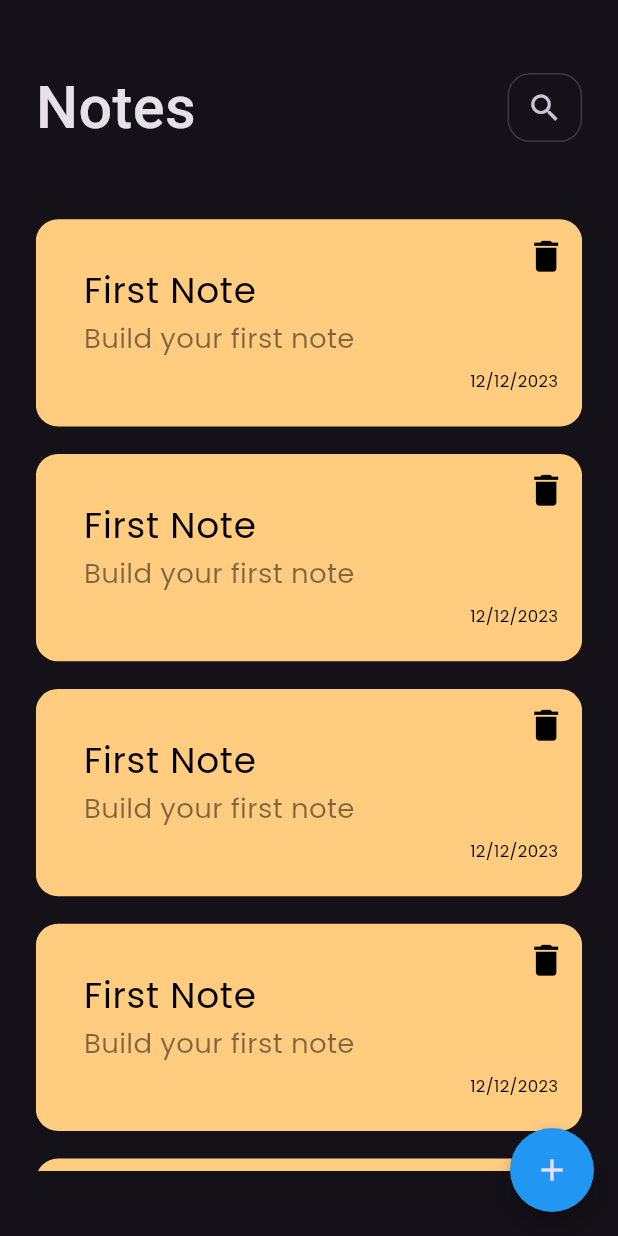
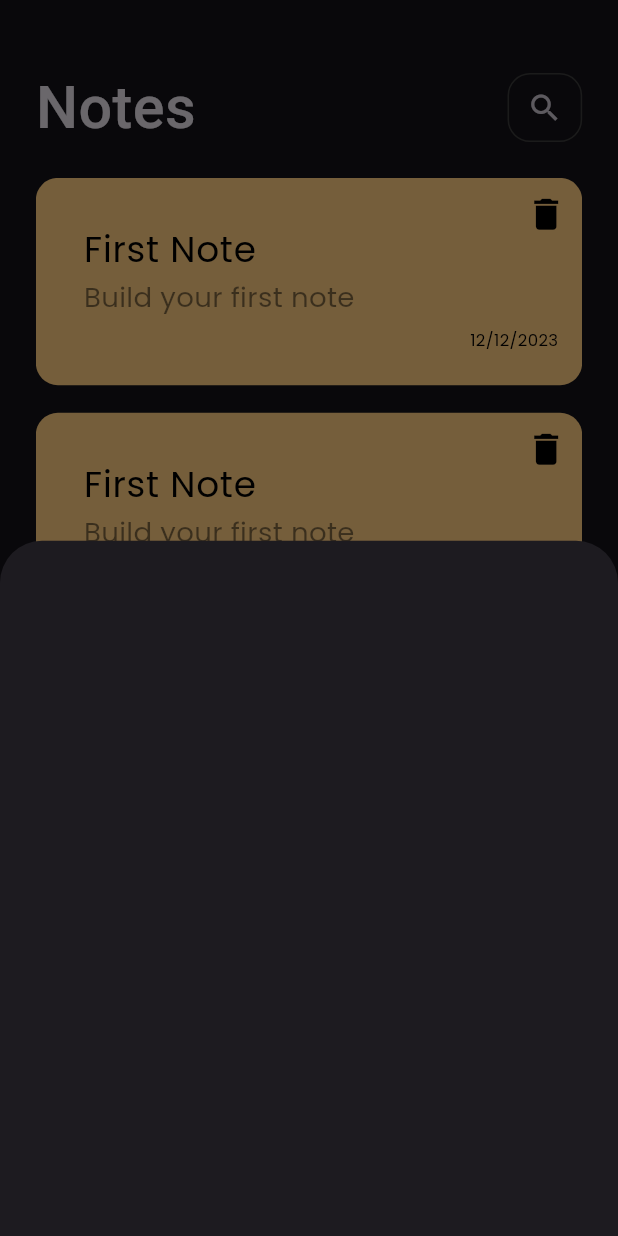
Before and after one commit to FayesSabry/notes_app, a Flutter app: the screen it shows after launch, after a tap on the "add" icon, on a phone screen of 412 x 824 dp. Run offline on Flutter 3.47's test engine with Material 3 defaults, Android fonts, the phone set to English and light mode, and no system bars; our stand-ins replace flutter_screenutil, go_router, google_fonts.

Commit message:
show Modal Bottom Sheet

```diff
--- a/lib/views/notes_view.dart
+++ b/lib/views/notes_view.dart
@@ -1,4 +1,5 @@
 import 'package:flutter/material.dart';
+import 'package:notes_app/widgets/add_note_bottom_sheet.dart';
 import 'package:notes_app/widgets/custom_notes_body.dart';
 
 class NotesView extends StatelessWidget {
@@ -10,7 +11,14 @@ class NotesView extends StatelessWidget {
       floatingActionButton: FloatingActionButton(
         shape: const CircleBorder(),
         backgroundColor: Colors.blue,
-        onPressed: () {},
+        onPressed: () {
+          showModalBottomSheet(
+            context: context,
+            builder: (context) {
+              return const AddNoteBottomSheet();
+            },
+          );
+        },
         child: const Icon(Icons.add),
       ),
       body: const CustomNotesBody(),
--- /dev/null
+++ b/lib/widgets/add_note_bottom_sheet.dart
@@ -0,0 +1,11 @@
+
+import 'package:flutter/material.dart';
+
+class AddNoteBottomSheet extends StatelessWidget {
+  const AddNoteBottomSheet({super.key});
+
+  @override
+  Widget build(BuildContext context) {
+    return Container();
+  }
+}
--- a/lib/widgets/custom_notes_body.dart
+++ b/lib/widgets/custom_notes_body.dart
@@ -16,7 +16,7 @@ class CustomNotesBody extends StatelessWidget {
       child: Column(
         children: [
           const CustomAppBar(),
-          SizedBox(height: 50.h),
+          SizedBox(height: 20.h),
           const NotesListView(),
         ],
       ),
--- a/lib/widgets/notes_list_view.dart
+++ b/lib/widgets/notes_list_view.dart
@@ -1,4 +1,3 @@
-
 import 'package:flutter/material.dart';
 import 'package:notes_app/widgets/note_item.dart';
 
@@ -9,6 +8,7 @@ class NotesListView extends StatelessWidget {
   Widget build(BuildContext context) {
     return Expanded(
       child: ListView.builder(
+        padding: EdgeInsets.zero,
         itemBuilder:
             (context, index) => const NonteItem(
               title: 'First Note',
```
